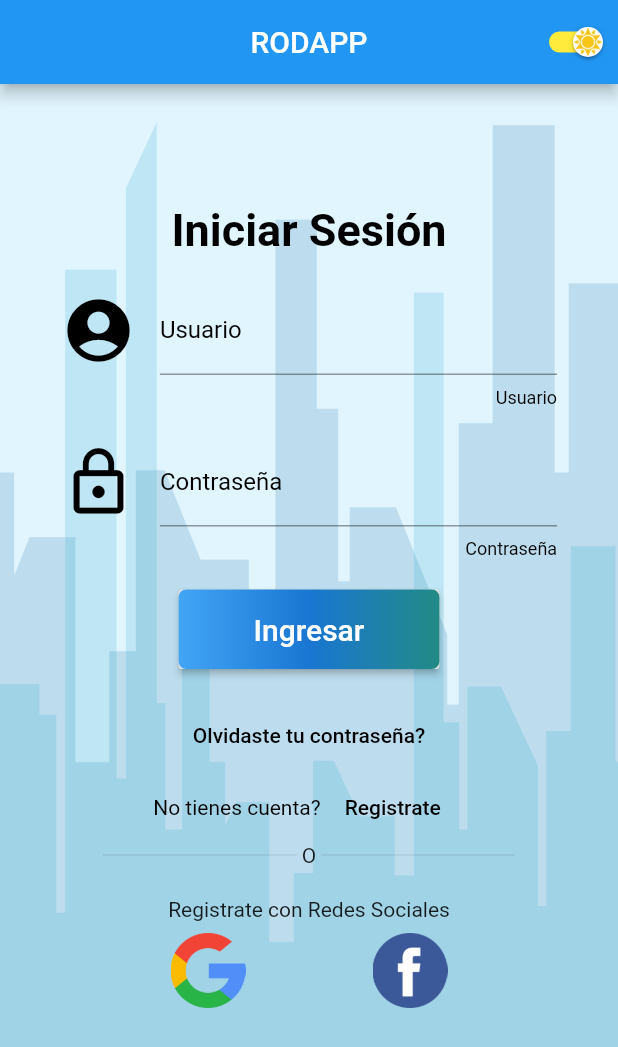
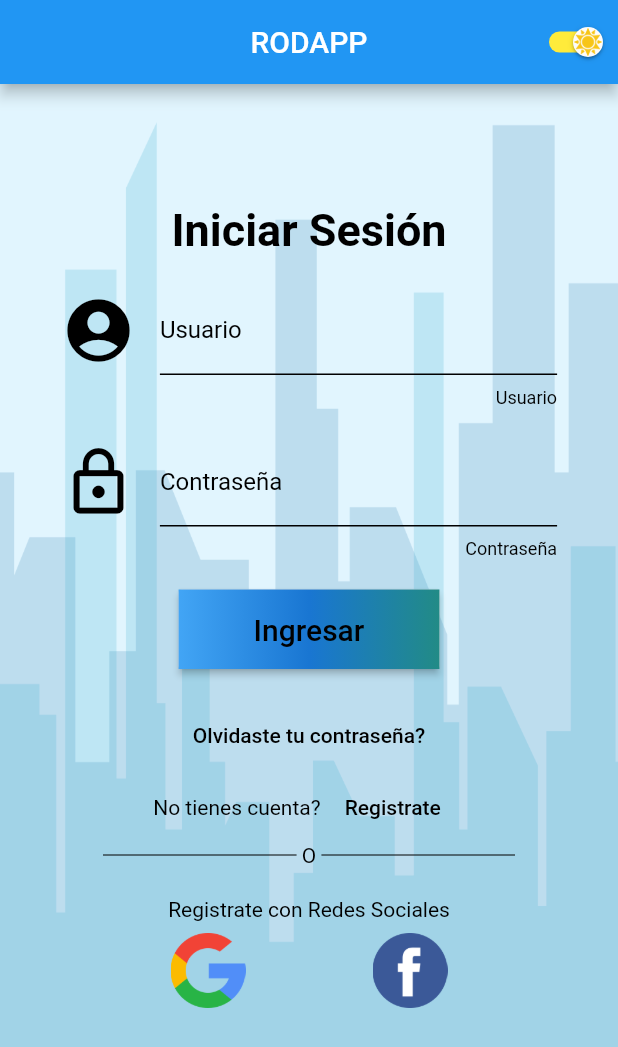
Before and after one commit to jhon0520/BiciAppFlutter, a Flutter app: the screen it shows after launch, on a phone screen of 412 x 824 dp. Shown: the top 1047 px of the screen. Run offline on Flutter 3.47's test engine with Material 2 defaults, Android fonts, the phone set to English and light mode, and no system bars.

Commit message:
Agregando ultimos cambios a LoginPage, resolviendo estilos de DarckMode y cambiando color de barra de Input TextField

```diff
--- a/lib/src/pages/login_page.dart
+++ b/lib/src/pages/login_page.dart
@@ -66,9 +66,13 @@ class _LoginPageState extends State<LoginPage> {
 
   Widget _loginInputs() {
     final size = MediaQuery.of(context).size;
+    TextStyle tituloColor;
 
-    final estiloTitulo = TextStyle(
-        color: Colors.black, fontWeight: FontWeight.w600, fontSize: 30.0);
+    if (dayMode) {
+      tituloColor = estiloTituloDia;
+    } else {
+      tituloColor = estiloTituloNoche;
+    }
 
     return SingleChildScrollView(
       child: Column(
@@ -85,7 +89,7 @@ class _LoginPageState extends State<LoginPage> {
               children: <Widget>[
                 Text(
                   'Iniciar Sesión',
-                  style: estiloTitulo,
+                  style: tituloColor,
                 ),
                 SizedBox(height: 20.0),
                 _crearUsuario(),
@@ -121,7 +125,7 @@ class _LoginPageState extends State<LoginPage> {
       child: TextField(
         keyboardType: TextInputType.emailAddress,
         cursorColor: colorTexto,
-
+        style: TextStyle(color: colorIcono),
         decoration: InputDecoration(
           icon: Icon(Icons.account_circle, color: colorIcono, size: 50.0),
           hintText: 'ejemplo@correo.com',
@@ -130,6 +134,15 @@ class _LoginPageState extends State<LoginPage> {
           counterStyle: TextStyle(color: colorTexto),
           labelStyle: TextStyle(color: colorTexto),
           hintStyle: TextStyle(color: colorTexto),
+
+          //Cambio de color cuando la barra inferior del TextField no esta seleccionada
+          enabledBorder: UnderlineInputBorder(
+              borderSide:
+                  BorderSide(color: colorIcono, style: BorderStyle.solid)),
+          //Cambio de color cuando la barra inferior del TextField esta seleccionada
+          focusedBorder: UnderlineInputBorder(
+              borderSide:
+                  BorderSide(color: colorIcono, style: BorderStyle.solid)),
         ),
       ),
     );
@@ -157,12 +170,28 @@ class _LoginPageState extends State<LoginPage> {
           counterStyle: TextStyle(color: colorTexto),
           labelStyle: TextStyle(color: colorTexto),
           hintStyle: TextStyle(color: colorTexto),
+
+          //Cambio de color cuando la barra inferior del TextField no esta seleccionada
+          enabledBorder: UnderlineInputBorder(
+              borderSide:
+                  BorderSide(color: colorIcono, style: BorderStyle.solid)),
+          //Cambio de color cuando la barra inferior del TextField esta seleccionada
+          focusedBorder: UnderlineInputBorder(
+              borderSide:
+                  BorderSide(color: colorIcono, style: BorderStyle.solid)),
         ),
       ),
     );
   }
 
   Widget _crearBotonLogin() {
+    Color colorTexto;
+    if (dayMode) {
+      colorTexto = colorIconDia;
+    } else {
+      colorTexto = colorTextoNight;
+    }
+
     return Builder(
       builder: (context) => RaisedButton(
         onPressed: () {
@@ -171,7 +200,7 @@ class _LoginPageState extends State<LoginPage> {
           );
           Scaffold.of(context).showSnackBar(snackBar);
         },
-        textColor: Colors.white,
+        textColor: colorTexto,
         padding: EdgeInsets.all(0.0),
         child: Container(
           decoration: BoxDecoration(
@@ -183,22 +212,30 @@ class _LoginPageState extends State<LoginPage> {
                   //Color(0xFF0D47A1),
                 ],
               ),
-              borderRadius: BorderRadius.all(Radius.circular(5.0))),
+              borderRadius: BorderRadius.all(Radius.circular(0.0))),
           // Padding del boton.
           padding: EdgeInsets.symmetric(horizontal: 50.0, vertical: 15.0),
-          child: Text('Ingresar', style: TextStyle(fontSize: 20)),
+          child: Text('Ingresar',
+              style: TextStyle(color: colorTexto, fontSize: 20)),
         ),
       ),
     );
   }
 
   Widget _crearOlvidoContrasena() {
+    Color colorTexto;
+    if (dayMode) {
+      colorTexto = colorIconDia;
+    } else {
+      colorTexto = colorTextoNight;
+    }
+
     return Container(
         child: Column(
       children: <Widget>[
         FlatButton(
           color: Colors.transparent,
-          textColor: Colors.black,
+          textColor: colorTexto,
           child: Text('Olvidaste tu contraseña?'),
           onPressed: () {
             print('holasssssssssss');
@@ -209,11 +246,11 @@ class _LoginPageState extends State<LoginPage> {
           children: <Widget>[
             Text('No tienes cuenta?',
                 style: TextStyle(
-                  color: Colors.black,
+                  color: colorTexto,
                 )),
             FlatButton(
               color: Colors.transparent,
-              textColor: Colors.black,
+              textColor: colorTexto,
               child: Text('Registrate'),
               onPressed: () {
                 print('holasssssssssss');
@@ -228,9 +265,18 @@ class _LoginPageState extends State<LoginPage> {
           child: Row(
             mainAxisAlignment: MainAxisAlignment.center,
             children: <Widget>[
-              Expanded(child: Divider()),
-              Text(" O "),
-              Expanded(child: Divider()),
+              Expanded(
+                  child: Divider(
+                color: colorTexto,
+              )),
+              Text(
+                " O ",
+                style: TextStyle(color: colorTexto),
+              ),
+              Expanded(
+                  child: Divider(
+                color: colorTexto,
+              )),
             ],
           ),
         ),
@@ -239,13 +285,23 @@ class _LoginPageState extends State<LoginPage> {
   }
 
   Widget _redesSociales() {
+    Color colorTexto;
+    if (dayMode) {
+      colorTexto = colorIconDia;
+    } else {
+      colorTexto = colorTextoNight;
+    }
+
     return Container(
       color: Colors.transparent,
       width: MediaQuery.of(context).size.width,
       child: Column(
         mainAxisAlignment: MainAxisAlignment.end,
         children: <Widget>[
-          Text('Registrate con Redes Sociales'),
+          Text(
+            'Registrate con Redes Sociales',
+            style: TextStyle(color: colorTexto),
+          ),
           Row(
             mainAxisAlignment: MainAxisAlignment.center,
             children: <Widget>[
```
